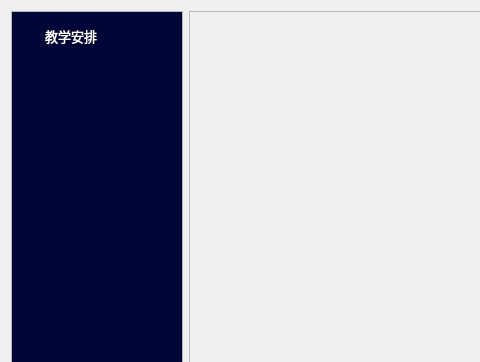
First picture: the form in Qt-Zhku-Client/zhkuclientmain.ui, repository yujiecong/Qt-Zhku-Client, before the edit; both pictures show x 0 to 480 and y 0 to 362 of the 1060 by 656 pixel window.
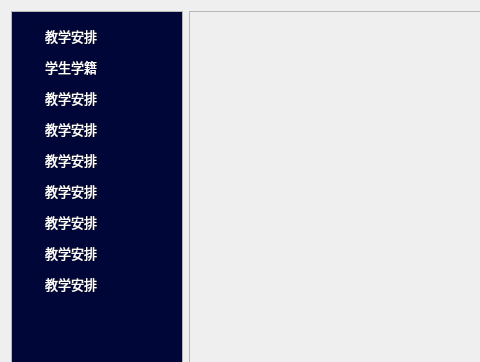
Second picture: the form after the edit. Icons and pictures are not drawn. Custom widgets are drawn as their Qt base class.

Diff of the .ui file:
```diff
--- a/Qt-Zhku-Client/zhkuclientmain.ui
+++ b/Qt-Zhku-Client/zhkuclientmain.ui
@@ -156,6 +156,950 @@
           </layout>
          </widget>
         </item>
+        <item>
+         <widget class="FuncTable" name="studentRoll" native="true">
+          <property name="sizePolicy">
+           <sizepolicy hsizetype="Preferred" vsizetype="Fixed">
+            <horstretch>0</horstretch>
+            <verstretch>0</verstretch>
+           </sizepolicy>
+          </property>
+          <property name="minimumSize">
+           <size>
+            <width>153</width>
+            <height>25</height>
+           </size>
+          </property>
+          <property name="autoFillBackground">
+           <bool>false</bool>
+          </property>
+          <property name="styleSheet">
+           <string notr="true">border-radius:10px</string>
+          </property>
+          <layout class="QHBoxLayout" name="horizontalLayout_3" stretch="0,0,0,2">
+           <property name="spacing">
+            <number>10</number>
+           </property>
+           <property name="leftMargin">
+            <number>5</number>
+           </property>
+           <property name="topMargin">
+            <number>0</number>
+           </property>
+           <property name="rightMargin">
+            <number>0</number>
+           </property>
+           <property name="bottomMargin">
+            <number>0</number>
+           </property>
+           <item>
+            <widget class="QLabel" name="label_4">
+             <property name="sizePolicy">
+              <sizepolicy hsizetype="Maximum" vsizetype="Maximum">
+               <horstretch>0</horstretch>
+               <verstretch>0</verstretch>
+              </sizepolicy>
+             </property>
+             <property name="maximumSize">
+              <size>
+               <width>16</width>
+               <height>16</height>
+              </size>
+             </property>
+             <property name="text">
+              <string/>
+             </property>
+             <property name="pixmap">
+              <pixmap resource="loginassets.qrc">:/assets/btnIcon/学生.svg</pixmap>
+             </property>
+             <property name="scaledContents">
+              <bool>true</bool>
+             </property>
+             <property name="alignment">
+              <set>Qt::AlignLeading|Qt::AlignLeft|Qt::AlignVCenter</set>
+             </property>
+            </widget>
+           </item>
+           <item>
+            <widget class="QLabel" name="label_5">
+             <property name="font">
+              <font>
+               <family>微软雅黑</family>
+               <pointsize>10</pointsize>
+              </font>
+             </property>
+             <property name="styleSheet">
+              <string notr="true">color: rgb(255, 255, 255);</string>
+             </property>
+             <property name="text">
+              <string>学生学籍</string>
+             </property>
+             <property name="alignment">
+              <set>Qt::AlignLeading|Qt::AlignLeft|Qt::AlignVCenter</set>
+             </property>
+            </widget>
+           </item>
+           <item>
+            <spacer name="horizontalSpacer_2">
+             <property name="orientation">
+              <enum>Qt::Horizontal</enum>
+             </property>
+             <property name="sizeHint" stdset="0">
+              <size>
+               <width>40</width>
+               <height>20</height>
+              </size>
+             </property>
+            </spacer>
+           </item>
+           <item>
+            <widget class="QLabel" name="label_6">
+             <property name="maximumSize">
+              <size>
+               <width>14</width>
+               <height>14</height>
+              </size>
+             </property>
+             <property name="text">
+              <string/>
+             </property>
+             <property name="pixmap">
+              <pixmap resource="loginassets.qrc">:/assets/arrow/Arrow Circle down 2 - 24px.svg</pixmap>
+             </property>
+             <property name="scaledContents">
+              <bool>true</bool>
+             </property>
+            </widget>
+           </item>
+          </layout>
+         </widget>
+        </item>
+        <item>
+         <widget class="FuncTable" name="curriculumArrangement_6" native="true">
+          <property name="sizePolicy">
+           <sizepolicy hsizetype="Preferred" vsizetype="Fixed">
+            <horstretch>0</horstretch>
+            <verstretch>0</verstretch>
+           </sizepolicy>
+          </property>
+          <property name="minimumSize">
+           <size>
+            <width>153</width>
+            <height>25</height>
+           </size>
+          </property>
+          <property name="autoFillBackground">
+           <bool>false</bool>
+          </property>
+          <property name="styleSheet">
+           <string notr="true">border-radius:10px</string>
+          </property>
+          <layout class="QHBoxLayout" name="horizontalLayout_7" stretch="0,0,0,2">
+           <property name="spacing">
+            <number>10</number>
+           </property>
+           <property name="leftMargin">
+            <number>5</number>
+           </property>
+           <property name="topMargin">
+            <number>0</number>
+           </property>
+           <property name="rightMargin">
+            <number>0</number>
+           </property>
+           <property name="bottomMargin">
+            <number>0</number>
+           </property>
+           <item>
+            <widget class="QLabel" name="label_16">
+             <property name="sizePolicy">
+              <sizepolicy hsizetype="Maximum" vsizetype="Maximum">
+               <horstretch>0</horstretch>
+               <verstretch>0</verstretch>
+              </sizepolicy>
+             </property>
+             <property name="maximumSize">
+              <size>
+               <width>16</width>
+               <height>16</height>
+              </size>
+             </property>
+             <property name="text">
+              <string/>
+             </property>
+             <property name="pixmap">
+              <pixmap resource="loginassets.qrc">:/assets/btnIcon/安排.svg</pixmap>
+             </property>
+             <property name="scaledContents">
+              <bool>true</bool>
+             </property>
+             <property name="alignment">
+              <set>Qt::AlignLeading|Qt::AlignLeft|Qt::AlignVCenter</set>
+             </property>
+            </widget>
+           </item>
+           <item>
+            <widget class="QLabel" name="label_17">
+             <property name="font">
+              <font>
+               <family>微软雅黑</family>
+               <pointsize>10</pointsize>
+              </font>
+             </property>
+             <property name="styleSheet">
+              <string notr="true">color: rgb(255, 255, 255);</string>
+             </property>
+             <property name="text">
+              <string>教学安排</string>
+             </property>
+             <property name="alignment">
+              <set>Qt::AlignLeading|Qt::AlignLeft|Qt::AlignVCenter</set>
+             </property>
+            </widget>
+           </item>
+           <item>
+            <spacer name="horizontalSpacer_6">
+             <property name="orientation">
+              <enum>Qt::Horizontal</enum>
+             </property>
+             <property name="sizeHint" stdset="0">
+              <size>
+               <width>40</width>
+               <height>20</height>
+              </size>
+             </property>
+            </spacer>
+           </item>
+           <item>
+            <widget class="QLabel" name="label_18">
+             <property name="maximumSize">
+              <size>
+               <width>14</width>
+               <height>14</height>
+              </size>
+             </property>
+             <property name="text">
+              <string/>
+             </property>
+             <property name="pixmap">
+              <pixmap resource="loginassets.qrc">:/assets/arrow/Arrow Circle down 2 - 24px.svg</pixmap>
+             </property>
+             <property name="scaledContents">
+              <bool>true</bool>
+             </property>
+            </widget>
+           </item>
+          </layout>
+         </widget>
+        </item>
+        <item>
+         <widget class="FuncTable" name="curriculumArrangement_5" native="true">
+          <property name="sizePolicy">
+           <sizepolicy hsizetype="Preferred" vsizetype="Fixed">
+            <horstretch>0</horstretch>
+            <verstretch>0</verstretch>
+           </sizepolicy>
+          </property>
+          <property name="minimumSize">
+           <size>
+            <width>153</width>
+            <height>25</height>
+           </size>
+          </property>
+          <property name="autoFillBackground">
+           <bool>false</bool>
+          </property>
+          <property name="styleSheet">
+           <string notr="true">border-radius:10px</string>
+          </property>
+          <layout class="QHBoxLayout" name="horizontalLayout_6" stretch="0,0,0,2">
+           <property name="spacing">
+            <number>10</number>
+           </property>
+           <property name="leftMargin">
+            <number>5</number>
+           </property>
+           <property name="topMargin">
+            <number>0</number>
+           </property>
+           <property name="rightMargin">
+            <number>0</number>
+           </property>
+           <property name="bottomMargin">
+            <number>0</number>
+           </property>
+           <item>
+            <widget class="QLabel" name="label_13">
+             <property name="sizePolicy">
+              <sizepolicy hsizetype="Maximum" vsizetype="Maximum">
+               <horstretch>0</horstretch>
+               <verstretch>0</verstretch>
+              </sizepolicy>
+             </property>
+             <property name="maximumSize">
+              <size>
+               <width>16</width>
+               <height>16</height>
+              </size>
+             </property>
+             <property name="text">
+              <string/>
+             </property>
+             <property name="pixmap">
+              <pixmap resource="loginassets.qrc">:/assets/btnIcon/安排.svg</pixmap>
+             </property>
+             <property name="scaledContents">
+              <bool>true</bool>
+             </property>
+             <property name="alignment">
+              <set>Qt::AlignLeading|Qt::AlignLeft|Qt::AlignVCenter</set>
+             </property>
+            </widget>
+           </item>
+           <item>
+            <widget class="QLabel" name="label_14">
+             <property name="font">
+              <font>
+               <family>微软雅黑</family>
+               <pointsize>10</pointsize>
+              </font>
+             </property>
+             <property name="styleSheet">
+              <string notr="true">color: rgb(255, 255, 255);</string>
+             </property>
+             <property name="text">
+              <string>教学安排</string>
+             </property>
+             <property name="alignment">
+              <set>Qt::AlignLeading|Qt::AlignLeft|Qt::AlignVCenter</set>
+             </property>
+            </widget>
+           </item>
+           <item>
+            <spacer name="horizontalSpacer_5">
+             <property name="orientation">
+              <enum>Qt::Horizontal</enum>
+             </property>
+             <property name="sizeHint" stdset="0">
+              <size>
+               <width>40</width>
+               <height>20</height>
+              </size>
+             </property>
+            </spacer>
+           </item>
+           <item>
+            <widget class="QLabel" name="label_15">
+             <property name="maximumSize">
+              <size>
+               <width>14</width>
+               <height>14</height>
+              </size>
+             </property>
+             <property name="text">
+              <string/>
+             </property>
+             <property name="pixmap">
+              <pixmap resource="loginassets.qrc">:/assets/arrow/Arrow Circle down 2 - 24px.svg</pixmap>
+             </property>
+             <property name="scaledContents">
+              <bool>true</bool>
+             </property>
+            </widget>
+           </item>
+          </layout>
+         </widget>
+        </item>
+        <item>
+         <widget class="FuncTable" name="curriculumArrangement_3" native="true">
+          <property name="sizePolicy">
+           <sizepolicy hsizetype="Preferred" vsizetype="Fixed">
+            <horstretch>0</horstretch>
+            <verstretch>0</verstretch>
+           </sizepolicy>
+          </property>
+          <property name="minimumSize">
+           <size>
+            <width>153</width>
+            <height>25</height>
+           </size>
+          </property>
+          <property name="autoFillBackground">
+           <bool>false</bool>
+          </property>
+          <property name="styleSheet">
+           <string notr="true">border-radius:10px</string>
+          </property>
+          <layout class="QHBoxLayout" name="horizontalLayout_4" stretch="0,0,0,2">
+           <property name="spacing">
+            <number>10</number>
+           </property>
+           <property name="leftMargin">
+            <number>5</number>
+           </property>
+           <property name="topMargin">
+            <number>0</number>
+           </property>
+           <property name="rightMargin">
+            <number>0</number>
+           </property>
+           <property name="bottomMargin">
+            <number>0</number>
+           </property>
+           <item>
+            <widget class="QLabel" name="label_7">
+             <property name="sizePolicy">
+              <sizepolicy hsizetype="Maximum" vsizetype="Maximum">
+               <horstretch>0</horstretch>
+               <verstretch>0</verstretch>
+              </sizepolicy>
+             </property>
+             <property name="maximumSize">
+              <size>
+               <width>16</width>
+               <height>16</height>
+              </size>
+             </property>
+             <property name="text">
+              <string/>
+             </property>
+             <property name="pixmap">
+              <pixmap resource="loginassets.qrc">:/assets/btnIcon/安排.svg</pixmap>
+             </property>
+             <property name="scaledContents">
+              <bool>true</bool>
+             </property>
+             <property name="alignment">
+              <set>Qt::AlignLeading|Qt::AlignLeft|Qt::AlignVCenter</set>
+             </property>
+            </widget>
+           </item>
+           <item>
+            <widget class="QLabel" name="label_8">
+             <property name="font">
+              <font>
+               <family>微软雅黑</family>
+               <pointsize>10</pointsize>
+              </font>
+             </property>
+             <property name="styleSheet">
+              <string notr="true">color: rgb(255, 255, 255);</string>
+             </property>
+             <property name="text">
+              <string>教学安排</string>
+             </property>
+             <property name="alignment">
+              <set>Qt::AlignLeading|Qt::AlignLeft|Qt::AlignVCenter</set>
+             </property>
+            </widget>
+           </item>
+           <item>
+            <spacer name="horizontalSpacer_3">
+             <property name="orientation">
+              <enum>Qt::Horizontal</enum>
+             </property>
+             <property name="sizeHint" stdset="0">
+              <size>
+               <width>40</width>
+               <height>20</height>
+              </size>
+             </property>
+            </spacer>
+           </item>
+           <item>
+            <widget class="QLabel" name="label_9">
+             <property name="maximumSize">
+              <size>
+               <width>14</width>
+               <height>14</height>
+              </size>
+             </property>
+             <property name="text">
+              <string/>
+             </property>
+             <property name="pixmap">
+              <pixmap resource="loginassets.qrc">:/assets/arrow/Arrow Circle down 2 - 24px.svg</pixmap>
+             </property>
+             <property name="scaledContents">
+              <bool>true</bool>
+             </property>
+            </widget>
+           </item>
+          </layout>
+         </widget>
+        </item>
+        <item>
+         <widget class="FuncTable" name="curriculumArrangement_7" native="true">
+          <property name="sizePolicy">
+           <sizepolicy hsizetype="Preferred" vsizetype="Fixed">
+            <horstretch>0</horstretch>
+            <verstretch>0</verstretch>
+           </sizepolicy>
+          </property>
+          <property name="minimumSize">
+           <size>
+            <width>153</width>
+            <height>25</height>
+           </size>
+          </property>
+          <property name="autoFillBackground">
+           <bool>false</bool>
+          </property>
+          <property name="styleSheet">
+           <string notr="true">border-radius:10px</string>
+          </property>
+          <layout class="QHBoxLayout" name="horizontalLayout_8" stretch="0,0,0,2">
+           <property name="spacing">
+            <number>10</number>
+           </property>
+           <property name="leftMargin">
+            <number>5</number>
+           </property>
+           <property name="topMargin">
+            <number>0</number>
+           </property>
+           <property name="rightMargin">
+            <number>0</number>
+           </property>
+           <property name="bottomMargin">
+            <number>0</number>
+           </property>
+           <item>
+            <widget class="QLabel" name="label_19">
+             <property name="sizePolicy">
+              <sizepolicy hsizetype="Maximum" vsizetype="Maximum">
+               <horstretch>0</horstretch>
+               <verstretch>0</verstretch>
+              </sizepolicy>
+             </property>
+             <property name="maximumSize">
+              <size>
+               <width>16</width>
+               <height>16</height>
+              </size>
+             </property>
+             <property name="text">
+              <string/>
+             </property>
+             <property name="pixmap">
+              <pixmap resource="loginassets.qrc">:/assets/btnIcon/安排.svg</pixmap>
+             </property>
+             <property name="scaledContents">
+              <bool>true</bool>
+             </property>
+             <property name="alignment">
+              <set>Qt::AlignLeading|Qt::AlignLeft|Qt::AlignVCenter</set>
+             </property>
+            </widget>
+           </item>
+           <item>
+            <widget class="QLabel" name="label_20">
+             <property name="font">
+              <font>
+               <family>微软雅黑</family>
+               <pointsize>10</pointsize>
+              </font>
+             </property>
+             <property name="styleSheet">
+              <string notr="true">color: rgb(255, 255, 255);</string>
+             </property>
+             <property name="text">
+              <string>教学安排</string>
+             </property>
+             <property name="alignment">
+              <set>Qt::AlignLeading|Qt::AlignLeft|Qt::AlignVCenter</set>
+             </property>
+            </widget>
+           </item>
+           <item>
+            <spacer name="horizontalSpacer_7">
+             <property name="orientation">
+              <enum>Qt::Horizontal</enum>
+             </property>
+             <property name="sizeHint" stdset="0">
+              <size>
+               <width>40</width>
+               <height>20</height>
+              </size>
+             </property>
+            </spacer>
+           </item>
+           <item>
+            <widget class="QLabel" name="label_21">
+             <property name="maximumSize">
+              <size>
+               <width>14</width>
+               <height>14</height>
+              </size>
+             </property>
+             <property name="text">
+              <string/>
+             </property>
+             <property name="pixmap">
+              <pixmap resource="loginassets.qrc">:/assets/arrow/Arrow Circle down 2 - 24px.svg</pixmap>
+             </property>
+             <property name="scaledContents">
+              <bool>true</bool>
+             </property>
+            </widget>
+           </item>
+          </layout>
+         </widget>
+        </item>
+        <item>
+         <widget class="FuncTable" name="curriculumArrangement_8" native="true">
+          <property name="sizePolicy">
+           <sizepolicy hsizetype="Preferred" vsizetype="Fixed">
+            <horstretch>0</horstretch>
+            <verstretch>0</verstretch>
+           </sizepolicy>
+          </property>
+          <property name="minimumSize">
+           <size>
+            <width>153</width>
+            <height>25</height>
+           </size>
+          </property>
+          <property name="autoFillBackground">
+           <bool>false</bool>
+          </property>
+          <property name="styleSheet">
+           <string notr="true">border-radius:10px</string>
+          </property>
+          <layout class="QHBoxLayout" name="horizontalLayout_9" stretch="0,0,0,2">
+           <property name="spacing">
+            <number>10</number>
+           </property>
+           <property name="leftMargin">
+            <number>5</number>
+           </property>
+           <property name="topMargin">
+            <number>0</number>
+           </property>
+           <property name="rightMargin">
+            <number>0</number>
+           </property>
+           <property name="bottomMargin">
+            <number>0</number>
+           </property>
+           <item>
+            <widget class="QLabel" name="label_22">
+             <property name="sizePolicy">
+              <sizepolicy hsizetype="Maximum" vsizetype="Maximum">
+               <horstretch>0</horstretch>
+               <verstretch>0</verstretch>
+              </sizepolicy>
+             </property>
+             <property name="maximumSize">
+              <size>
+               <width>16</width>
+               <height>16</height>
+              </size>
+             </property>
+             <property name="text">
+              <string/>
+             </property>
+             <property name="pixmap">
+              <pixmap resource="loginassets.qrc">:/assets/btnIcon/安排.svg</pixmap>
+             </property>
+             <property name="scaledContents">
+              <bool>true</bool>
+             </property>
+             <property name="alignment">
+              <set>Qt::AlignLeading|Qt::AlignLeft|Qt::AlignVCenter</set>
+             </property>
+            </widget>
+           </item>
+           <item>
+            <widget class="QLabel" name="label_23">
+             <property name="font">
+              <font>
+               <family>微软雅黑</family>
+               <pointsize>10</pointsize>
+              </font>
+             </property>
+             <property name="styleSheet">
+              <string notr="true">color: rgb(255, 255, 255);</string>
+             </property>
+             <property name="text">
+              <string>教学安排</string>
+             </property>
+             <property name="alignment">
+              <set>Qt::AlignLeading|Qt::AlignLeft|Qt::AlignVCenter</set>
+             </property>
+            </widget>
+           </item>
+           <item>
+            <spacer name="horizontalSpacer_8">
+             <property name="orientation">
+              <enum>Qt::Horizontal</enum>
+             </property>
+             <property name="sizeHint" stdset="0">
+              <size>
+               <width>40</width>
+               <height>20</height>
+              </size>
+             </property>
+            </spacer>
+           </item>
+           <item>
+            <widget class="QLabel" name="label_24">
+             <property name="maximumSize">
+              <size>
+               <width>14</width>
+               <height>14</height>
+              </size>
+             </property>
+             <property name="text">
+              <string/>
+             </property>
+             <property name="pixmap">
+              <pixmap resource="loginassets.qrc">:/assets/arrow/Arrow Circle down 2 - 24px.svg</pixmap>
+             </property>
+             <property name="scaledContents">
+              <bool>true</bool>
+             </property>
+            </widget>
+           </item>
+          </layout>
+         </widget>
+        </item>
+        <item>
+         <widget class="FuncTable" name="curriculumArrangement_4" native="true">
+          <property name="sizePolicy">
+           <sizepolicy hsizetype="Preferred" vsizetype="Fixed">
+            <horstretch>0</horstretch>
+            <verstretch>0</verstretch>
+           </sizepolicy>
+          </property>
+          <property name="minimumSize">
+           <size>
+            <width>153</width>
+            <height>25</height>
+           </size>
+          </property>
+          <property name="autoFillBackground">
+           <bool>false</bool>
+          </property>
+          <property name="styleSheet">
+           <string notr="true">border-radius:10px</string>
+          </property>
+          <layout class="QHBoxLayout" name="horizontalLayout_5" stretch="0,0,0,2">
+           <property name="spacing">
+            <number>10</number>
+           </property>
+           <property name="leftMargin">
+            <number>5</number>
+           </property>
+           <property name="topMargin">
+            <number>0</number>
+           </property>
+           <property name="rightMargin">
+            <number>0</number>
+           </property>
+           <property name="bottomMargin">
+            <number>0</number>
+           </property>
+           <item>
+            <widget class="QLabel" name="label_10">
+             <property name="sizePolicy">
+              <sizepolicy hsizetype="Maximum" vsizetype="Maximum">
+               <horstretch>0</horstretch>
+               <verstretch>0</verstretch>
+              </sizepolicy>
+             </property>
+             <property name="maximumSize">
+              <size>
+               <width>16</width>
+               <height>16</height>
+              </size>
+             </property>
+             <property name="text">
+              <string/>
+             </property>
+             <property name="pixmap">
+              <pixmap resource="loginassets.qrc">:/assets/btnIcon/安排.svg</pixmap>
+             </property>
+             <property name="scaledContents">
+              <bool>true</bool>
+             </property>
+             <property name="alignment">
+              <set>Qt::AlignLeading|Qt::AlignLeft|Qt::AlignVCenter</set>
+             </property>
+            </widget>
+           </item>
+           <item>
+            <widget class="QLabel" name="label_11">
+             <property name="font">
+              <font>
+               <family>微软雅黑</family>
+               <pointsize>10</pointsize>
+              </font>
+             </property>
+             <property name="styleSheet">
+              <string notr="true">color: rgb(255, 255, 255);</string>
+             </property>
+             <property name="text">
+              <string>教学安排</string>
+             </property>
+             <property name="alignment">
+              <set>Qt::AlignLeading|Qt::AlignLeft|Qt::AlignVCenter</set>
+             </property>
+            </widget>
+           </item>
+           <item>
+            <spacer name="horizontalSpacer_4">
+             <property name="orientation">
+              <enum>Qt::Horizontal</enum>
+             </property>
+             <property name="sizeHint" stdset="0">
+              <size>
+               <width>40</width>
+               <height>20</height>
+              </size>
+             </property>
+            </spacer>
+           </item>
+           <item>
+            <widget class="QLabel" name="label_12">
+             <property name="maximumSize">
+              <size>
+               <width>14</width>
+               <height>14</height>
+              </size>
+             </property>
+             <property name="text">
+              <string/>
+             </property>
+             <property name="pixmap">
+              <pixmap resource="loginassets.qrc">:/assets/arrow/Arrow Circle down 2 - 24px.svg</pixmap>
+             </property>
+             <property name="scaledContents">
+              <bool>true</bool>
+             </property>
+            </widget>
+           </item>
+          </layout>
+         </widget>
+        </item>
+        <item>
+         <widget class="FuncTable" name="curriculumArrangement_9" native="true">
+          <property name="sizePolicy">
+           <sizepolicy hsizetype="Preferred" vsizetype="Fixed">
+            <horstretch>0</horstretch>
+            <verstretch>0</verstretch>
+           </sizepolicy>
+          </property>
+          <property name="minimumSize">
+           <size>
+            <width>153</width>
+            <height>25</height>
+           </size>
+          </property>
+          <property name="autoFillBackground">
+           <bool>false</bool>
+          </property>
+          <property name="styleSheet">
+           <string notr="true">border-radius:10px</string>
+          </property>
+          <layout class="QHBoxLayout" name="horizontalLayout_10" stretch="0,0,0,2">
+           <property name="spacing">
+            <number>10</number>
+           </property>
+           <property name="leftMargin">
+            <number>5</number>
+           </property>
+           <property name="topMargin">
+            <number>0</number>
+           </property>
+           <property name="rightMargin">
+            <number>0</number>
+           </property>
+           <property name="bottomMargin">
+            <number>0</number>
+           </property>
+           <item>
+            <widget class="QLabel" name="label_25">
+             <property name="sizePolicy">
+              <sizepolicy hsizetype="Maximum" vsizetype="Maximum">
+               <horstretch>0</horstretch>
+               <verstretch>0</verstretch>
+              </sizepolicy>
+             </property>
+             <property name="maximumSize">
+              <size>
+               <width>16</width>
+               <height>16</height>
+              </size>
+             </property>
+             <property name="text">
+              <string/>
+             </property>
+             <property name="pixmap">
+              <pixmap resource="loginassets.qrc">:/assets/btnIcon/安排.svg</pixmap>
+             </property>
+             <property name="scaledContents">
+              <bool>true</bool>
+             </property>
+             <property name="alignment">
+              <set>Qt::AlignLeading|Qt::AlignLeft|Qt::AlignVCenter</set>
+             </property>
+            </widget>
+           </item>
+           <item>
+            <widget class="QLabel" name="label_26">
+             <property name="font">
+              <font>
+               <family>微软雅黑</family>
+               <pointsize>10</pointsize>
+              </font>
+             </property>
+             <property name="styleSheet">
+              <string notr="true">color: rgb(255, 255, 255);</string>
+             </property>
+             <property name="text">
+              <string>教学安排</string>
+             </property>
+             <property name="alignment">
+              <set>Qt::AlignLeading|Qt::AlignLeft|Qt::AlignVCenter</set>
+             </property>
+            </widget>
+           </item>
+           <item>
+            <spacer name="horizontalSpacer_9">
+             <property name="orientation">
+              <enum>Qt::Horizontal</enum>
+             </property>
+             <property name="sizeHint" stdset="0">
+              <size>
+               <width>40</width>
+               <height>20</height>
+              </size>
+             </property>
+            </spacer>
+           </item>
+           <item>
+            <widget class="QLabel" name="label_27">
+             <property name="maximumSize">
+              <size>
+               <width>14</width>
+               <height>14</height>
+              </size>
+             </property>
+             <property name="text">
+              <string/>
+             </property>
+             <property name="pixmap">
+              <pixmap resource="loginassets.qrc">:/assets/arrow/Arrow Circle down 2 - 24px.svg</pixmap>
+             </property>
+             <property name="scaledContents">
+              <bool>true</bool>
+             </property>
+            </widget>
+           </item>
+          </layout>
+         </widget>
+        </item>
         <item>
          <spacer name="verticalSpacer">
           <property name="orientation">
@@ -194,6 +1138,130 @@
         <string>课表</string>
        </property>
       </widget>
+      <widget class="FuncTable" name="curriculumArrangement_10" native="true">
+       <property name="geometry">
+        <rect>
+         <x>140</x>
+         <y>510</y>
+         <width>153</width>
+         <height>25</height>
+        </rect>
+       </property>
+       <property name="sizePolicy">
+        <sizepolicy hsizetype="Preferred" vsizetype="Fixed">
+         <horstretch>0</horstretch>
+         <verstretch>0</verstretch>
+        </sizepolicy>
+       </property>
+       <property name="minimumSize">
+        <size>
+         <width>153</width>
+         <height>25</height>
+        </size>
+       </property>
+       <property name="autoFillBackground">
+        <bool>false</bool>
+       </property>
+       <property name="styleSheet">
+        <string notr="true">border-radius:10px</string>
+       </property>
+       <layout class="QHBoxLayout" name="horizontalLayout_11" stretch="0,0,0,2">
+        <property name="spacing">
+         <number>10</number>
+        </property>
+        <property name="leftMargin">
+         <number>5</number>
+        </property>
+        <property name="topMargin">
+         <number>0</number>
+        </property>
+        <property name="rightMargin">
+         <number>0</number>
+        </property>
+        <property name="bottomMargin">
+         <number>0</number>
+        </property>
+        <item>
+         <widget class="QLabel" name="label_28">
+          <property name="sizePolicy">
+           <sizepolicy hsizetype="Maximum" vsizetype="Maximum">
+            <horstretch>0</horstretch>
+            <verstretch>0</verstretch>
+           </sizepolicy>
+          </property>
+          <property name="maximumSize">
+           <size>
+            <width>16</width>
+            <height>16</height>
+           </size>
+          </property>
+          <property name="text">
+           <string/>
+          </property>
+          <property name="pixmap">
+           <pixmap resource="loginassets.qrc">:/assets/btnIcon/安排.svg</pixmap>
+          </property>
+          <property name="scaledContents">
+           <bool>true</bool>
+          </property>
+          <property name="alignment">
+           <set>Qt::AlignLeading|Qt::AlignLeft|Qt::AlignVCenter</set>
+          </property>
+         </widget>
+        </item>
+        <item>
+         <widget class="QLabel" name="label_29">
+          <property name="font">
+           <font>
+            <family>微软雅黑</family>
+            <pointsize>10</pointsize>
+           </font>
+          </property>
+          <property name="styleSheet">
+           <string notr="true">color: rgb(255, 255, 255);</string>
+          </property>
+          <property name="text">
+           <string>教学安排</string>
+          </property>
+          <property name="alignment">
+           <set>Qt::AlignLeading|Qt::AlignLeft|Qt::AlignVCenter</set>
+          </property>
+         </widget>
+        </item>
+        <item>
+         <spacer name="horizontalSpacer_10">
+          <property name="orientation">
+           <enum>Qt::Horizontal</enum>
+          </property>
+          <property name="sizeHint" stdset="0">
+           <size>
+            <width>40</width>
+            <height>20</height>
+           </size>
+          </property>
+         </spacer>
+        </item>
+        <item>
+         <widget class="QLabel" name="label_30">
+          <property name="maximumSize">
+           <size>
+            <width>14</width>
+            <height>14</height>
+           </size>
+          </property>
+          <property name="text">
+           <string/>
+          </property>
+          <property name="pixmap">
+           <pixmap resource="loginassets.qrc">:/assets/arrow/Arrow Circle down 2 - 24px.svg</pixmap>
+          </property>
+          <property name="scaledContents">
+           <bool>true</bool>
+          </property>
+         </widget>
+        </item>
+       </layout>
+      </widget>
      </widget>
     </item>
    </layout>
```
